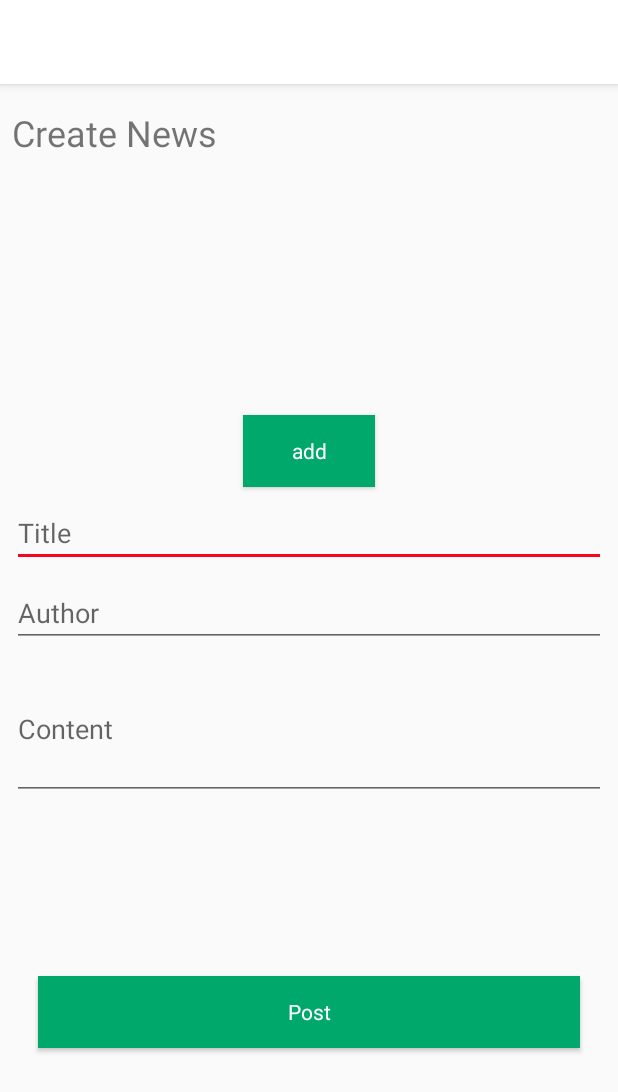
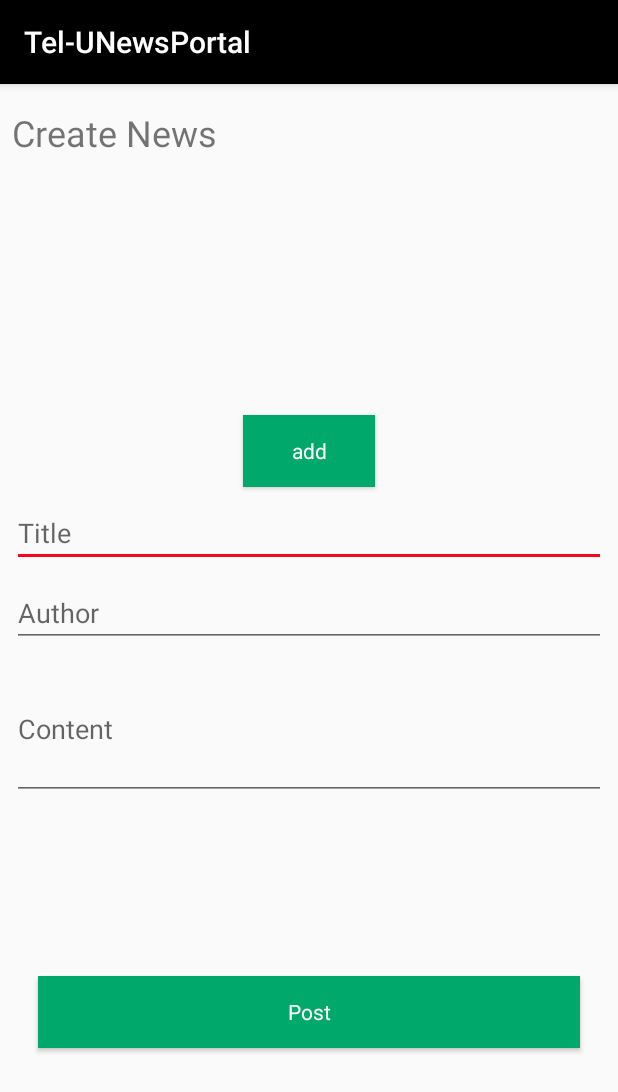
Before and after one commit to noparticularskill/RPL, an Android app: the screen it shows after launch once a user with an empty profile is signed in (CreateNews), in the options menu, after a tap on "Create News", on a phone screen of 412 x 824 dp. Shown: the top 1092 px of the screen. Run offline under Robolectric (Android 15) with nearby library versions, the light colour scheme and no system bars; our stand-ins replace Firebase (no records; nobody signed in at launch, a user with empty details on screens opened directly).

Commit message:
CreateNews, MainActivity, Modelberita

```diff
--- a/app/src/main/java/com/example/android/tel_unewsportal/CreateNews.java
+++ b/app/src/main/java/com/example/android/tel_unewsportal/CreateNews.java
@@ -106,7 +106,7 @@ public class CreateNews extends AppCompatActivity {
                                     public void onSuccess(Uri uri) {
                                         mantul = uri.toString();
 
-                                        DatabaseReference dbnews = mDatabase.getReference().child("Student News").push();
+                                        DatabaseReference dbnews = mDatabase.getReference("Student News").push();
                                         Modelberita mb = new Modelberita(dbnews.getKey(),title,mantul,content,author);
 
                                         dbnews.setValue(mb).addOnCompleteListener(new OnCompleteListener<Void>() {
@@ -125,7 +125,7 @@ public class CreateNews extends AppCompatActivity {
                         }
                     });
                 }else{
-                    DatabaseReference dbnews = mDatabase.getReference().child("Student News").push();
+                    DatabaseReference dbnews = mDatabase.getReference("Student News").push();
                     Modelberita mb = new Modelberita(dbnews.getKey(),title,"",content,author);
 
                     dbnews.setValue(mb).addOnCompleteListener(new OnCompleteListener<Void>() {
--- a/app/src/main/java/com/example/android/tel_unewsportal/MainActivity.java
+++ b/app/src/main/java/com/example/android/tel_unewsportal/MainActivity.java
@@ -21,6 +21,7 @@ import com.google.firebase.database.FirebaseDatabase;
 import com.google.firebase.database.ValueEventListener;
 
 import java.util.ArrayList;
+import java.util.HashMap;
 import java.util.List;
 
 public class MainActivity extends AppCompatActivity {
@@ -30,6 +31,8 @@ public class MainActivity extends AppCompatActivity {
     List<Modelberita> brtList;
     Adapterberita adapterberita, adapterStudent;
     RecyclerView rvBerita, rvStudent;
+
+    HashMap<String, Modelberita> beritaMap;
 
     @Override
     protected void onCreate(Bundle savedInstanceState) {
@@ -57,14 +60,14 @@ public class MainActivity extends AppCompatActivity {
         adapterStudent = new Adapterberita(brtList, this);
         rvStudent.setAdapter(adapterStudent);
 
-        DatabaseReference mDatabase = FirebaseDatabase.getInstance().getReference().child("Student News");
-        mDatabase.addListenerForSingleValueEvent(new ValueEventListener() {
+        DatabaseReference mDatabase = FirebaseDatabase.getInstance().getReference("/Student News");
+        mDatabase.addValueEventListener(new ValueEventListener() {
             @Override
             public void onDataChange(@NonNull DataSnapshot dataSnapshot) {
                 if (dataSnapshot.exists()){
                     Modelberita modelberita = dataSnapshot.getValue(Modelberita.class);
+                    brtList.add(modelberita);
                     mList.add(modelberita);
-                    brtList.add(modelberita);
                     adapterberita.notifyDataSetChanged();
                     adapterStudent.notifyDataSetChanged();
                 }
--- a/app/src/main/java/com/example/android/tel_unewsportal/Modelberita.java
+++ b/app/src/main/java/com/example/android/tel_unewsportal/Modelberita.java
@@ -1,6 +1,7 @@
 package com.example.android.tel_unewsportal;
 
 public class Modelberita {
+
     String uid;
     String judul;
     String gambar;
--- a/app/src/main/res/layout/activity_detail_student_corner.xml
+++ b/app/src/main/res/layout/activity_detail_student_corner.xml
@@ -79,7 +79,7 @@
         android:layout_marginTop="76dp"
         android:layout_marginEnd="8dp"
         android:text="Komentar"
-        android:textColor="@color/colorPrimaryDark"
+        android:textColor="@android:color/black"
         android:textSize="18sp"
         android:textStyle="bold"
         app:layout_constraintEnd_toEndOf="parent"
--- a/app/src/main/res/values/colors.xml
+++ b/app/src/main/res/values/colors.xml
@@ -1,6 +1,6 @@
 <?xml version="1.0" encoding="utf-8"?>
 <resources>
-    <color name="colorPrimary">#FFFFFF</color>
+    <color name="colorPrimary">#000000</color>
     <color name="colorPrimaryDark">#000000</color>
     <color name="colorAccent">#F8051D</color>
 </resources>
```
Also changed, not shown: app/src/main/res/layout/activity_detail_news.xml (+20 -15 lines), app/src/main/res/layout/activity_news_wall.xml (+4 -4 lines).
